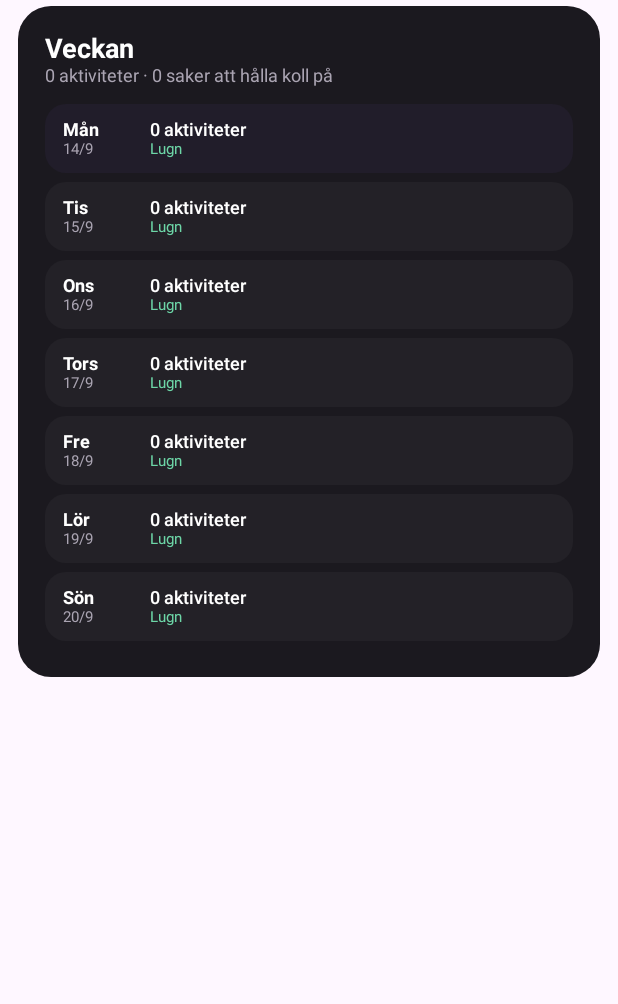
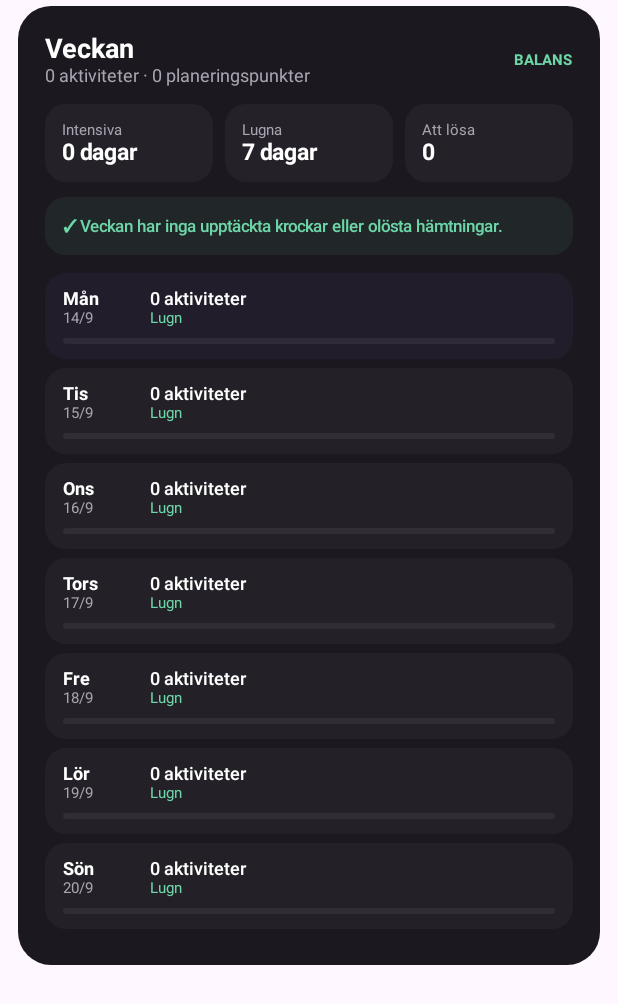
Before and after one commit to bananofil-wq/Familjekalender4.0, an Android app built with Jetpack Compose: the composable WeekOverviewCard called with empty values, on a phone screen of 412 x 824 dp. Shown: the top 1004 px of the screen. Run offline under Robolectric (Android 15) with nearby library versions, the phone set to English and light mode, and no system bars; network calls fail.

Commit message:
Upgrade week overview to v2

```diff
--- a/app/src/main/java/se/familjekalender/app/FamilyAssistantScreen.kt
+++ b/app/src/main/java/se/familjekalender/app/FamilyAssistantScreen.kt
@@ -466,8 +466,7 @@ internal fun FamilyAssistantCard(
 private data class WeekDaySummary(
     val date: LocalDate,
     val events: List<SyncEvent>,
-    val conflictCount: Int,
-    val planningCount: Int
+    val warnings: List<String>
 )
 
 @Composable
@@ -477,20 +476,25 @@ internal fun WeekOverviewCard(
 ) {
     val today = LocalDate.now()
     val weekStart = today.minusDays((today.dayOfWeek.value - 1).toLong())
+    val locale = Locale("sv", "SE")
     val days = (0L..6L).map { offset ->
         val date = weekStart.plusDays(offset)
         val dayEvents = events.filter { it.date == date }.sortedBy { it.time }
-        WeekDaySummary(
-            date = date,
-            events = dayEvents,
-            conflictCount = conflictLines(dayEvents, members).size,
-            planningCount = (familyPlanningLines(dayEvents, members) + coordinationLines(dayEvents, members)).distinct().size
-        )
+        val warnings = (
+            conflictLines(dayEvents, members) +
+                familyPlanningLines(dayEvents, members) +
+                coordinationLines(dayEvents, members)
+            ).distinct()
+        WeekDaySummary(date = date, events = dayEvents, warnings = warnings)
     }
+
     val totalEvents = days.sumOf { it.events.size }
-    val totalWarnings = days.sumOf { it.conflictCount + it.planningCount }
+    val totalWarnings = days.sumOf { it.warnings.size }
+    val intenseDays = days.count { it.events.size >= 5 || it.warnings.isNotEmpty() }
+    val calmDays = days.count { it.events.size <= 1 && it.warnings.isEmpty() }
     val busiest = days.maxByOrNull { it.events.size }
-    val locale = Locale("sv", "SE")
+    val calmest = days.minWithOrNull(compareBy<WeekDaySummary> { it.events.size }.thenBy { it.warnings.size })
+    val firstProblemDay = days.firstOrNull { !it.date.isBefore(today) && it.warnings.isNotEmpty() }
 
     Card(
         colors = CardDefaults.cardColors(containerColor = CardBg),
@@ -502,18 +506,92 @@ internal fun WeekOverviewCard(
             Row(Modifier.fillMaxWidth(), verticalAlignment = Alignment.CenterVertically) {
                 Column(Modifier.weight(1f)) {
                     Text("Veckan", fontSize = 18.sp, fontWeight = FontWeight.Bold, color = Color.White)
-                    Text("$totalEvents aktiviteter · $totalWarnings saker att hålla koll på", fontSize = 12.sp, color = Muted)
+                    Text("$totalEvents aktiviteter · $totalWarnings planeringspunkter", fontSize = 12.sp, color = Muted)
                 }
-                if (busiest != null && busiest.events.isNotEmpty()) {
-                    val dayName = busiest.date.dayOfWeek.getDisplayName(TextStyle.SHORT, locale).replaceFirstChar { it.uppercase() }
-                    Text("Mest: $dayName", fontSize = 11.sp, color = MaterialTheme.colorScheme.primary, fontWeight = FontWeight.SemiBold)
+                val weekState = when {
+                    totalWarnings > 0 -> "ATT PLANERA"
+                    intenseDays >= 3 -> "INTENSIV"
+                    else -> "BALANS"
+                }
+                val stateColor = when {
+                    totalWarnings > 0 -> MaterialTheme.colorScheme.error
+                    intenseDays >= 3 -> Color(0xFFFFB86B)
+                    else -> Color(0xFF6DD6A7)
+                }
+                Text(weekState, fontSize = 10.sp, color = stateColor, fontWeight = FontWeight.Bold)
+            }
+
+            Spacer(Modifier.height(12.dp))
+            Row(Modifier.fillMaxWidth(), horizontalArrangement = Arrangement.spacedBy(8.dp)) {
+                Surface(
+                    color = Color.White.copy(alpha = .04f),
+                    shape = RoundedCornerShape(14.dp),
+                    modifier = Modifier.weight(1f)
+                ) {
+                    Column(Modifier.padding(11.dp)) {
+                        Text("Intensiva", fontSize = 10.sp, color = Muted)
+                        Text("$intenseDays dagar", fontSize = 15.sp, color = Color.White, fontWeight = FontWeight.Bold)
+                    }
+                }
+                Surface(
+                    color = Color.White.copy(alpha = .04f),
+                    shape = RoundedCornerShape(14.dp),
+                    modifier = Modifier.weight(1f)
+                ) {
+                    Column(Modifier.padding(11.dp)) {
+                        Text("Lugna", fontSize = 10.sp, color = Muted)
+                        Text("$calmDays dagar", fontSize = 15.sp, color = Color.White, fontWeight = FontWeight.Bold)
+                    }
+                }
+                Surface(
+                    color = Color.White.copy(alpha = .04f),
+                    shape = RoundedCornerShape(14.dp),
+                    modifier = Modifier.weight(1f)
+                ) {
+                    Column(Modifier.padding(11.dp)) {
+                        Text("Att lösa", fontSize = 10.sp, color = Muted)
+                        Text("$totalWarnings", fontSize = 15.sp, color = if (totalWarnings > 0) MaterialTheme.colorScheme.error else Color.White, fontWeight = FontWeight.Bold)
+                    }
+                }
+            }
+
+            Spacer(Modifier.height(10.dp))
+            if (firstProblemDay != null) {
+                val focusDay = firstProblemDay.date.dayOfWeek.getDisplayName(TextStyle.FULL, locale).replaceFirstChar { it.uppercase() }
+                Surface(
+                    color = MaterialTheme.colorScheme.error.copy(alpha = .08f),
+                    shape = RoundedCornerShape(14.dp),
+                    modifier = Modifier.fillMaxWidth()
+                ) {
+                    Column(Modifier.padding(12.dp)) {
+                        Text("Veckans fokus · $focusDay", fontSize = 11.sp, fontWeight = FontWeight.Bold, color = MaterialTheme.colorScheme.error)
+                        Spacer(Modifier.height(3.dp))
+                        Text(firstProblemDay.warnings.first(), fontSize = 11.sp, color = Color.White.copy(alpha = .88f))
+                        if (firstProblemDay.warnings.size > 1) {
+                            Text("+ ${firstProblemDay.warnings.size - 1} till på samma dag", fontSize = 10.sp, color = Muted)
+                        }
+                    }
+                }
+            } else {
+                Surface(
+                    color = Color(0xFF6DD6A7).copy(alpha = .07f),
+                    shape = RoundedCornerShape(14.dp),
+                    modifier = Modifier.fillMaxWidth()
+                ) {
+                    Text(
+                        "✓ Veckan har inga upptäckta krockar eller olösta hämtningar.",
+                        modifier = Modifier.padding(12.dp),
+                        fontSize = 11.sp,
+                        color = Color(0xFF6DD6A7),
+                        fontWeight = FontWeight.SemiBold
+                    )
                 }
             }
 
             Spacer(Modifier.height(12.dp))
             days.forEach { day ->
                 val dayName = day.date.dayOfWeek.getDisplayName(TextStyle.SHORT, locale).replaceFirstChar { it.uppercase() }
-                val warningCount = day.conflictCount + day.planningCount
+                val warningCount = day.warnings.size
                 val loadLabel = when {
                     warningCount > 0 -> "Behöver planeras"
                     day.events.size >= 5 -> "Intensiv"
@@ -527,15 +605,15 @@ internal fun WeekOverviewCard(
                     day.events.isEmpty() -> Color(0xFF6DD6A7)
                     else -> Muted
                 }
+                val loadFraction = (day.events.size.coerceAtMost(6) / 6f).coerceAtLeast(if (day.events.isEmpty()) 0f else .10f)
+
                 Surface(
                     color = if (day.date == today) MaterialTheme.colorScheme.primary.copy(alpha = .08f) else Color.White.copy(alpha = .035f),
                     shape = RoundedCornerShape(14.dp),
                     modifier = Modifier.fillMaxWidth().padding(bottom = 6.dp)
                 ) {
-                    Row(
-                        Modifier.fillMaxWidth().padding(horizontal = 12.dp, vertical = 10.dp),
-                        verticalAlignment = Alignment.CenterVertically
-                    ) {
+                    Column(Modifier.fillMaxWidth().padding(horizontal = 12.dp, vertical = 10.dp)) {
+                        Row(Modifier.fillMaxWidth(), verticalAlignment = Alignment.CenterVertically) {
                             Column(Modifier.width(58.dp)) {
                                 Text(dayName, fontSize = 12.sp, fontWeight = FontWeight.Bold, color = Color.White)
                                 Text("${day.date.dayOfMonth}/${day.date.monthValue}", fontSize = 10.sp, color = Muted)
@@ -550,12 +628,40 @@ internal fun WeekOverviewCard(
                                 }
                             }
                         }
+                        Spacer(Modifier.height(7.dp))
+                        Box(
+                            Modifier.fillMaxWidth().height(4.dp).clip(RoundedCornerShape(99.dp)).background(Color.White.copy(alpha = .06f))
+                        ) {
+                            if (loadFraction > 0f) {
+                                Box(
+                                    Modifier.fillMaxWidth(loadFraction).fillMaxHeight().clip(RoundedCornerShape(99.dp)).background(loadColor.copy(alpha = .85f))
+                                )
                             }
+                        }
+                        if (day.warnings.isNotEmpty()) {
+                            Spacer(Modifier.height(7.dp))
+                            Text(day.warnings.first(), fontSize = 10.sp, color = Color.White.copy(alpha = .78f), maxLines = 2)
                         }
                     }
                 }
             }
 
+            if (busiest != null && busiest.events.isNotEmpty()) {
+                Spacer(Modifier.height(5.dp))
+                val busiestName = busiest.date.dayOfWeek.getDisplayName(TextStyle.FULL, locale).replaceFirstChar { it.uppercase() }
+                val calmestName = calmest?.date?.dayOfWeek?.getDisplayName(TextStyle.FULL, locale)?.replaceFirstChar { it.uppercase() }
+                Text(
+                    buildString {
+                        append("Mest belastad: $busiestName · ${busiest.events.size} aktiviteter")
+                        if (calmestName != null && calmest?.date != busiest.date) append("  •  Lugnast: $calmestName")
+                    },
+                    fontSize = 10.sp,
+                    color = Muted
+                )
+            }
+        }
+    }
+}
 
 
 @Composable
```
Lines whose indentation alone changed are shown as unchanged.
